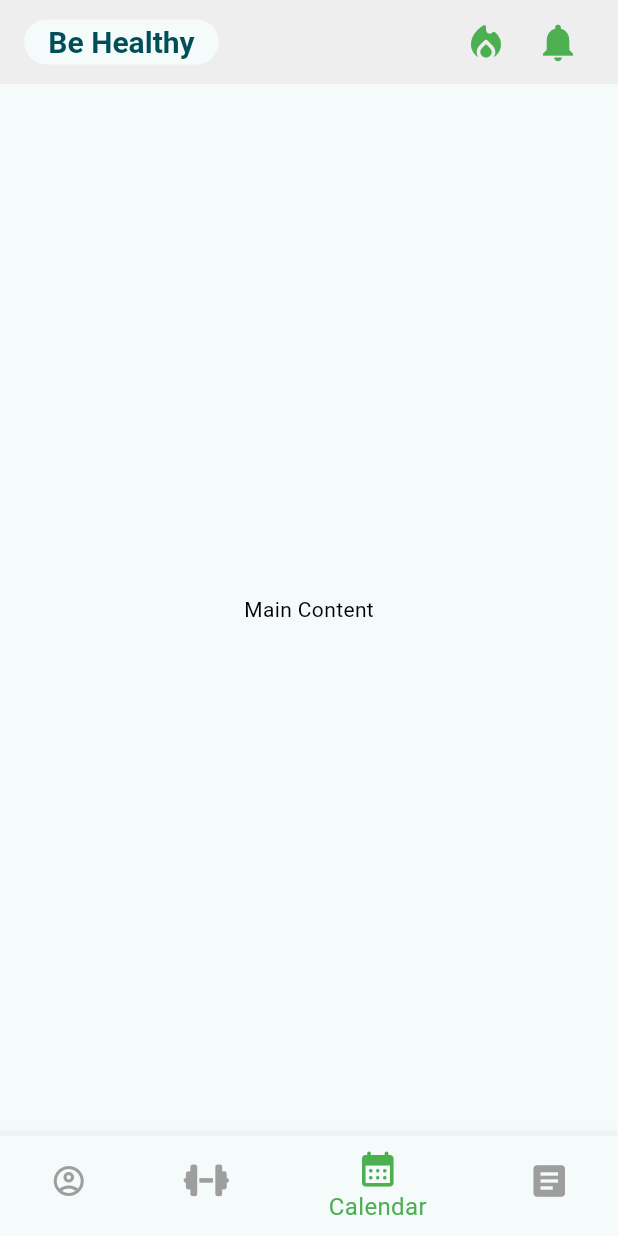
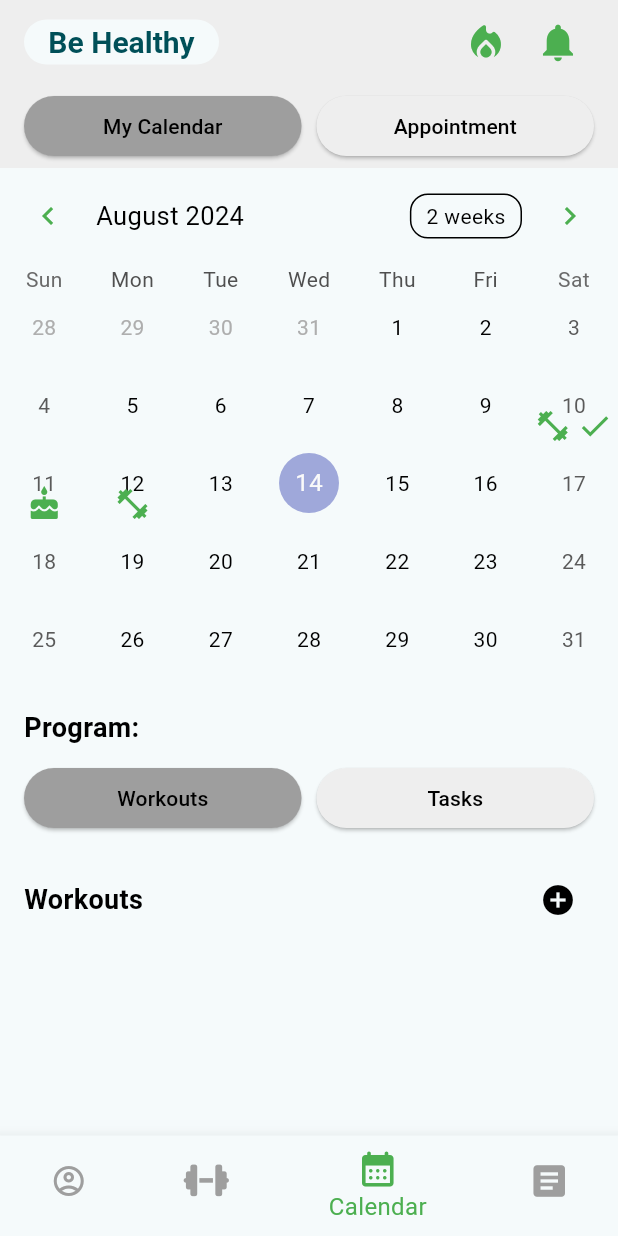
Before and after one commit to AnastasiiaRudch/behealthyproject, a Flutter app: the screen it shows after launch, on a phone screen of 412 x 824 dp. Run offline on Flutter 3.47's test engine with Material 3 defaults, Android fonts, the phone set to English and light mode, and no system bars; drawn by our look-alikes of table_calendar; our stand-ins replace font_awesome_flutter.

Commit message:
Lesson 10 HW: Screens filling

```diff
--- /dev/null
+++ b/lib/calendar_screen.dart
@@ -0,0 +1,211 @@
+import 'package:behealthyproject/custom_button.dart';
+import 'package:flutter/material.dart';
+import 'package:table_calendar/table_calendar.dart';
+import 'event_card.dart';
+import 'task_card.dart';
+
+class CalendarScreen extends StatefulWidget {
+  const CalendarScreen({super.key});
+
+  @override
+  _CalendarScreenState createState() => _CalendarScreenState();
+}
+
+class _CalendarScreenState extends State<CalendarScreen> {
+  final CalendarFormat _calendarFormat = CalendarFormat.month;
+  DateTime _focusedDay = DateTime.now();
+  DateTime? _selectedDay;
+  int _selectedAppButtonIndex = 0; // Index of chosen button in appBar, 0 by default
+  int _selectedProgramButtonIndex = 0; // Index of selected button in Program section
+
+  final Map<DateTime, List<Widget>> _events = {
+    DateTime.utc(2024, 8, 10): [
+      const Icon(Icons.fitness_center),
+      const Icon(Icons.check)
+    ],
+    DateTime.utc(2024, 8, 11): [const Icon(Icons.cake)],
+  };
+
+  final Map<DateTime, List<String>> _workoutEvents = {
+    DateTime.utc(2024, 8, 10): ['Upper Body', 'Leg Day'],
+    DateTime.utc(2024, 8, 12): ['Cardio Workout'],
+  };
+
+  final List<Map<String, dynamic>> _tasks = [
+    {'name': 'Everyday Walk', 'isDone': false},
+    {'name': 'Vegetables', 'isDone': false},
+    {'name': 'Drink Water', 'isDone': true},
+  ];
+
+  @override
+  Widget build(BuildContext context) {
+    List<String>? workouts =
+    _workoutEvents[_selectedDay]; //Workouts for specific date
+    String title = _selectedProgramButtonIndex == 0 ? 'Workouts' : 'Tasks';
+
+    return Scaffold(
+      appBar: AppBar(
+        title: Row(
+          children: [
+            CustomButton(
+              text: 'My Calendar',
+              isSelected: _selectedAppButtonIndex == 0,
+              onPressed: () {
+                setState(() {
+                  _selectedAppButtonIndex = 0;
+                });
+              },
+            ),
+            const SizedBox(width: 10),
+            CustomButton(
+              text: 'Appointment',
+              isSelected: _selectedAppButtonIndex == 1,
+              onPressed: () {
+                setState(() {
+                  _selectedAppButtonIndex = 1;
+                });
+              },
+            ),
+          ],
+        ),
+      ),
+      body: ListView(
+        padding: EdgeInsets.zero,
+          children: [
+            TableCalendar(
+              firstDay: DateTime.utc(2020, 1, 1),
+              lastDay: DateTime.utc(2030, 12, 31),
+              focusedDay: _focusedDay,
+              calendarFormat: _calendarFormat,
+              selectedDayPredicate: (day) {
+                return isSameDay(_selectedDay, day);
+              },
+              onDaySelected: (selectedDay, focusedDay) {
+                setState(() {
+                  _selectedDay = selectedDay;
+                  _focusedDay = focusedDay;
+                });
+              },
+              eventLoader: (day) {
+                List<Widget> eventIcons = _events[day] ?? [];
+
+                // If there is workout on chosen date, add Icon
+                if (_workoutEvents.containsKey(day)) {
+                  // Check if the fitness icon is already in the list
+                  bool hasFitnessIcon = eventIcons.any((icon) => icon is Icon && (icon as Icon).icon == Icons.fitness_center);
+
+                  if (!hasFitnessIcon) {
+                    eventIcons.add(const Icon(Icons.fitness_center));
+                  }
+                }
+
+                return eventIcons;
+                },
+              calendarStyle: const CalendarStyle(
+                markerDecoration: BoxDecoration(
+                  color: Colors
+                      .transparent, // Icons instead of dots in calendar
+                ),
+                markersMaxCount: 3, // Amount of markers on date
+              ),
+              calendarBuilders: CalendarBuilders(
+                markerBuilder: (context, date, events) {
+                  if (events.isEmpty) return const SizedBox();
+                  return Row(
+                    mainAxisSize: MainAxisSize.min,
+                    children: events.map((event) {
+                      return Flexible(
+                        child: Container(
+                          padding: const EdgeInsets.symmetric(horizontal: 2.0),
+                          child: event is Widget ? event : const SizedBox(),
+                        ),
+                      );
+                    }).toList(),
+                  );
+
+                },
+              ),
+            ),
+            const SizedBox(height: 20),
+            const Padding(
+              padding: EdgeInsets.symmetric(horizontal: 16.0),
+              child: Align(
+                alignment: Alignment.centerLeft,
+                child: Text(
+                  'Program:',
+                  style: TextStyle(fontSize: 18, fontWeight: FontWeight.bold),
+                ),
+              ),
+            ),
+            const SizedBox(height: 10),
+            Padding(
+              padding: const EdgeInsets.symmetric(horizontal: 16.0),
+              child: Row(
+                children: [
+                  CustomButton(
+                    text: 'Workouts',
+                    isSelected: _selectedProgramButtonIndex == 0,
+                    onPressed: () {
+                      setState(() {
+                        _selectedProgramButtonIndex = 0;
+                      });
+                    },
+                  ),
+                  const SizedBox(width: 10),
+                  CustomButton(
+                    text: 'Tasks',
+                    isSelected: _selectedProgramButtonIndex == 1,
+                    onPressed: () {
+                      setState(() {
+                        _selectedProgramButtonIndex = 1;
+                      });
+                    },
+                  ),
+                ],
+              ),
+            ),
+            const SizedBox(height: 20),
+            Padding(
+              padding: const EdgeInsets.symmetric(horizontal: 16.0),
+              child: Row(
+                mainAxisAlignment: MainAxisAlignment.spaceBetween,
+                children: [
+                  Text(
+                    title,
+                    style: const TextStyle(
+                        fontSize: 18, fontWeight: FontWeight.bold),
+                  ),
+                  IconButton(
+                    icon: const Icon(Icons.add_circle, color: Colors.black),
+                    onPressed: () {
+                      // Action on Add push
+                    },
+                  ),
+                ],
+              ),
+            ),
+            // List of Workouts/Tasks under Calendar
+            _selectedProgramButtonIndex == 0
+                ? Column(
+              children: workouts?.map((workout) =>
+                  EventCard(eventTitle: workout)).toList() ?? [],
+            )
+                : Column(
+              children: _tasks.map((task) {
+                return TaskCard(
+                  taskName: task['name'],
+                  isDone: task['isDone'],
+                  onToggle: () {
+                    setState(() {
+                      task['isDone'] = !task['isDone'];
+                    });
+                  },
+                );
+              }).toList(),
+            ),
+            const SizedBox(height: 20),
+          ],
+      ),
+    );
+  }
+}
--- /dev/null
+++ b/lib/custom_button.dart
@@ -0,0 +1,29 @@
+import 'package:flutter/material.dart';
+
+class CustomButton extends StatelessWidget {
+  final String text;
+  final bool isSelected;
+  final VoidCallback onPressed;
+
+  const CustomButton({
+    super.key,
+    required this.text,
+    required this.isSelected,
+    required this.onPressed,
+  });
+
+  @override
+  Widget build(BuildContext context) {
+    return Expanded(
+      child: ElevatedButton(
+        onPressed: onPressed,
+        style: ElevatedButton.styleFrom(
+          foregroundColor: Colors.black, backgroundColor: isSelected ? Colors.grey : Colors.grey.shade200, shape: RoundedRectangleBorder(
+          borderRadius: BorderRadius.circular(20),
+        ),
+        ),
+        child: Text(text),
+      ),
+    );
+  }
+}
--- a/lib/home_screen.dart
+++ b/lib/home_screen.dart
@@ -1,5 +1,8 @@
 import 'package:flutter/material.dart';
 import 'package:font_awesome_flutter/font_awesome_flutter.dart';
+
+import 'calendar_screen.dart';
+import 'trainings_screen.dart';
 
 class HomeScreen extends StatefulWidget {
   const HomeScreen({super.key});
@@ -11,6 +14,12 @@ class HomeScreen extends StatefulWidget {
 
 class _HomeScreenState extends State<HomeScreen> {
   int _currentIndex = 2;
+  final List<Widget> _screens = [
+    const Center(child: Text('Account Content')),
+    const TrainingsScreen(),
+    const CalendarScreen(),
+    const Center(child: Text('History Content')),
+  ];
 
   @override
   Widget build(BuildContext context) {
@@ -58,9 +67,7 @@ class _HomeScreenState extends State<HomeScreen> {
           ],
         ),
       ),
-      body: const Center(
-        child: Text('Main Content'),
-      ),
+      body: _screens[_currentIndex],
       bottomNavigationBar: BottomNavigationBar(
         currentIndex: _currentIndex, // Active button
         onTap: (index) {
--- a/pubspec.yaml
+++ b/pubspec.yaml
@@ -31,6 +31,7 @@ dependencies:
   flutter:
     sdk: flutter
   font_awesome_flutter: ^10.1.0
+  table_calendar: ^3.0.6
 
 
   # The following adds the Cupertino Icons font to your application.
```
Also changed, not shown: lib/custom_checkbox.dart (added, +53 -0 lines), lib/event_card.dart (added, +69 -0 lines), lib/task_card.dart (added, +48 -0 lines), lib/trainings_screen.dart (added, +25 -0 lines), pubspec.lock.
